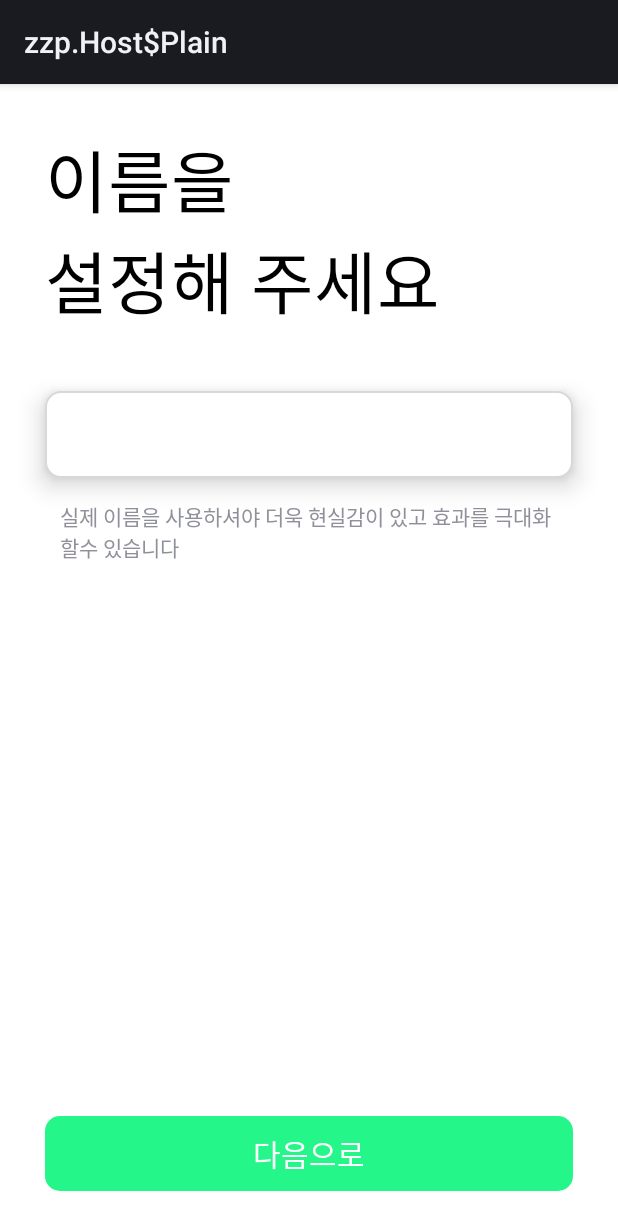
After one commit to WeForest/EnForest-Android, an Android app: the fragment SignUpNameFragment shown on its own in the app's theme, on a phone screen of 412 x 824 dp. The commit adds this screen. Shown: the top 1230 px of the screen. Run offline under Robolectric (Android 15) with nearby library versions, the phone set to English and light mode, and no system bars.

Commit message:
[CREATE] SignUpNameFragment

```diff
--- /dev/null
+++ b/presentation/src/main/java/com/gsm/presentation/SignUpNameFragment.kt
@@ -0,0 +1,26 @@
+package com.kdn.presentation
+
+import android.os.Bundle
+import androidx.fragment.app.Fragment
+import android.view.LayoutInflater
+import android.view.View
+import android.view.ViewGroup
+import com.gsm.presentation.R
+
+class SignUpNameFragment : Fragment() {
+
+
+    override fun onCreate(savedInstanceState: Bundle?) {
+        super.onCreate(savedInstanceState)
+
+    }
+
+    override fun onCreateView(
+        inflater: LayoutInflater, container: ViewGroup?,
+        savedInstanceState: Bundle?
+    ): View? {
+        // Inflate the layout for this fragment
+        return inflater.inflate(R.layout.fragment_sign_up_name, container, false)
+    }
+
+}
--- /dev/null
+++ b/presentation/src/main/res/drawable/sign_up_edit_txt.xml
@@ -0,0 +1,13 @@
+<?xml version="1.0" encoding="utf-8"?>
+<shape xmlns:android="http://schemas.android.com/apk/res/android">
+    <solid
+        android:color="@color/white"
+        />
+    <corners
+        android:radius="10dp"
+        />
+    <stroke
+        android:color="#D8D8D8"
+        android:width="1dp"
+        />
+</shape>
--- /dev/null
+++ b/presentation/src/main/res/layout/fragment_sign_up_name.xml
@@ -0,0 +1,71 @@
+<androidx.constraintlayout.widget.ConstraintLayout xmlns:android="http://schemas.android.com/apk/res/android"
+    xmlns:tools="http://schemas.android.com/tools"
+    android:layout_width="match_parent"
+    android:layout_height="match_parent"
+    android:background="@color/white"
+    xmlns:app="http://schemas.android.com/apk/res-auto">
+
+    <TextView
+        android:id="@+id/title_txt"
+        android:layout_width="wrap_content"
+        android:layout_height="wrap_content"
+        android:layout_marginTop="@dimen/sign_up_title_txt_margin"
+        android:layout_marginStart="@dimen/sign_up_title_txt_margin"
+        android:fontFamily="@font/noto_sans_kr_bold"
+        android:includeFontPadding="false"
+        android:text="이름을\n설정해 주세요"
+        android:textColor="@color/black"
+        android:textSize="45sp"
+        app:layout_constraintStart_toStartOf="parent"
+        app:layout_constraintTop_toTopOf="parent" />
+
+    <EditText
+        android:id="@+id/input_edit_txt"
+        android:layout_width="match_parent"
+        android:layout_height="wrap_content"
+        android:layout_marginStart="@dimen/sign_up_center_margin"
+        android:layout_marginTop="40dp"
+        android:layout_marginEnd="@dimen/sign_up_center_margin"
+        android:background="@drawable/sign_up_edit_txt"
+        android:elevation="10dp"
+        android:hint="실제 이름을 입력해 주세요"
+        android:padding="15dp"
+        app:layout_constraintEnd_toEndOf="@+id/title_txt"
+        app:layout_constraintStart_toStartOf="@+id/title_txt"
+        app:layout_constraintTop_toBottomOf="@+id/title_txt" />
+
+    <TextView
+        android:id="@+id/ex_txt"
+        android:layout_width="match_parent"
+        android:layout_height="wrap_content"
+        android:fontFamily="@font/noto_sans_kr_light"
+        android:includeFontPadding="false"
+        android:text="실제 이름을 사용하셔야 더욱 현실감이 있고 효과를 극대화 할수 있습니다"
+        app:layout_constraintEnd_toEndOf="@+id/input_edit_txt"
+        android:layout_marginStart="@dimen/sign_up_center_ex_txt_margin"
+        android:layout_marginTop="15dp"
+        android:layout_marginEnd="@dimen/sign_up_center_ex_txt_margin"
+        app:layout_constraintStart_toStartOf="@+id/input_edit_txt"
+        app:layout_constraintTop_toBottomOf="@+id/input_edit_txt" />
+
+
+    <androidx.appcompat.widget.AppCompatButton
+        android:id="@+id/next_btn"
+        android:layout_width="match_parent"
+        android:layout_height="wrap_content"
+        android:background="@drawable/sign_in_origin_login_btn"
+        android:fontFamily="@font/noto_sans_kr_medium"
+        android:gravity="center"
+        android:layout_marginBottom="@dimen/sign_up_bottom_next_btn_margin"
+        android:layout_marginEnd="@dimen/sign_up_bottom_next_btn_margin"
+        android:layout_marginStart="@dimen/sign_up_bottom_next_btn_margin"
+        android:includeFontPadding="false"
+        android:padding="@dimen/signup_next_btn_padding"
+        android:text="다음으로"
+        android:textColor="@color/white"
+        android:textSize="20sp"
+        app:layout_constraintBottom_toBottomOf="parent"
+        app:layout_constraintEnd_toEndOf="parent"
+        app:layout_constraintStart_toStartOf="parent" />
+
+</androidx.constraintlayout.widget.ConstraintLayout>
--- a/presentation/src/main/res/values/dimens.xml
+++ b/presentation/src/main/res/values/dimens.xml
@@ -2,4 +2,9 @@
 <resources>
     <dimen name="sign_in_padding">30dp</dimen>
     <dimen name="login_other_logo">50dp</dimen>
+    <dimen name="signup_next_btn_padding">10dp</dimen>
+    <dimen name="sign_up_title_txt_margin">30dp</dimen>
+    <dimen name="sign_up_center_margin">30dp</dimen>
+    <dimen name="sign_up_bottom_next_btn_margin">30dp</dimen>
+    <dimen name="sign_up_center_ex_txt_margin">40dp</dimen>
 </resources>
```
